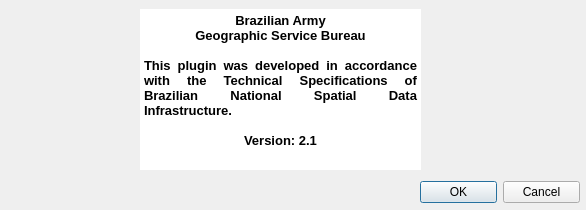
Qt form ui_about.ui (dsgoficial/DsgTools) before a commit.
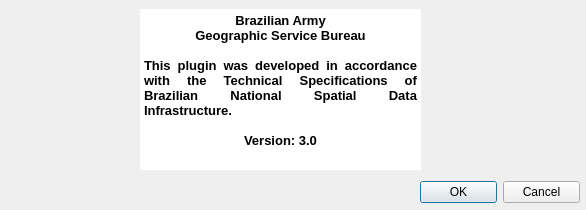
The same form after that commit. Icons and pictures are not drawn.

What changed in the file:
```diff
--- a/ui_about.ui
+++ b/ui_about.ui
@@ -95,7 +95,7 @@
 &lt;p align=&quot;center&quot; style=&quot;-qt-paragraph-type:empty; margin-top:0px; margin-bottom:0px; margin-left:0px; margin-right:0px; -qt-block-indent:0; text-indent:0px; font-family:'MS Shell Dlg 2'; font-size:10pt; font-weight:600;&quot;&gt;&lt;br /&gt;&lt;/p&gt;
 &lt;p align=&quot;justify&quot; style=&quot; margin-top:0px; margin-bottom:0px; margin-left:0px; margin-right:0px; -qt-block-indent:0; text-indent:0px;&quot;&gt;&lt;span style=&quot; font-family:'MS Shell Dlg 2'; font-size:10pt; font-weight:600;&quot;&gt;This plugin was developed in accordance with the Technical Specifications of Brazilian National Spatial Data Infrastructure.&lt;/span&gt;&lt;/p&gt;
 &lt;p align=&quot;justify&quot; style=&quot;-qt-paragraph-type:empty; margin-top:0px; margin-bottom:0px; margin-left:0px; margin-right:0px; -qt-block-indent:0; text-indent:0px; font-family:'MS Shell Dlg 2'; font-size:10pt; font-weight:600;&quot;&gt;&lt;br /&gt;&lt;/p&gt;
-&lt;p align=&quot;center&quot; style=&quot; margin-top:0px; margin-bottom:0px; margin-left:0px; margin-right:0px; -qt-block-indent:0; text-indent:0px;&quot;&gt;&lt;span style=&quot; font-family:'MS Shell Dlg 2'; font-size:10pt; font-weight:600;&quot;&gt;Version: 2.1&lt;/span&gt;&lt;/p&gt;&lt;/body&gt;&lt;/html&gt;</string>
+&lt;p align=&quot;center&quot; style=&quot; margin-top:0px; margin-bottom:0px; margin-left:0px; margin-right:0px; -qt-block-indent:0; text-indent:0px;&quot;&gt;&lt;span style=&quot; font-family:'MS Shell Dlg 2'; font-size:10pt; font-weight:600;&quot;&gt;Version: 3.0&lt;/span&gt;&lt;/p&gt;&lt;/body&gt;&lt;/html&gt;</string>
    </property>
   </widget>
  </widget>
```
